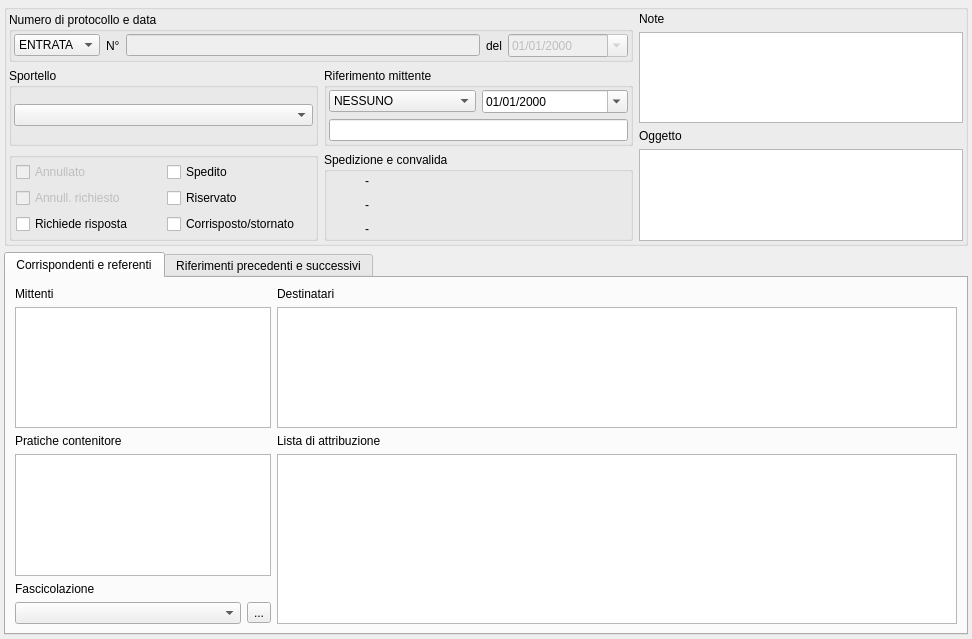
Above: src/com/axiastudio/suite/protocollo/forms/protocollo.ui from tizianolattisi/suitegda before the change. Below: the same form after it.
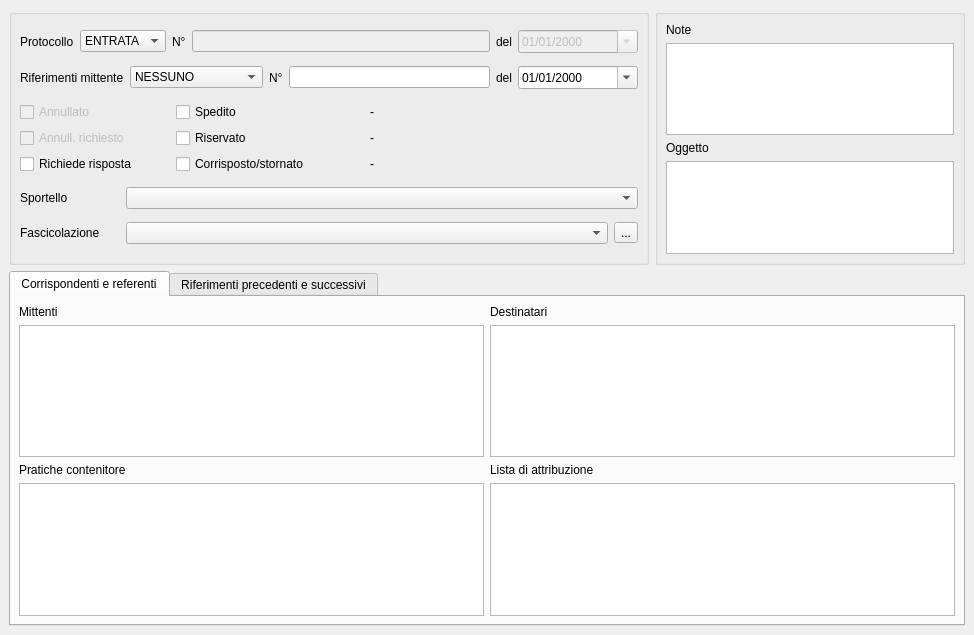
That is the form after the change. Custom widgets are drawn as their Qt base class.

Commit message: Restyling maschera protocollo.

The edit to the form file:
```diff
--- a/src/com/axiastudio/suite/protocollo/forms/protocollo.ui
+++ b/src/com/axiastudio/suite/protocollo/forms/protocollo.ui
@@ -6,8 +6,8 @@
    <rect>
     <x>0</x>
     <y>0</y>
-    <width>972</width>
-    <height>639</height>
+    <width>974</width>
+    <height>635</height>
    </rect>
   </property>
   <property name="windowTitle">
@@ -17,42 +17,37 @@
    <string>&gt;iddocumento&lt;,&gt;tipo&lt;,&gt;dataprotocollo&lt;,&lt;oggetto&gt;</string>
   </property>
   <widget class="QWidget" name="centralwidget">
-   <layout class="QVBoxLayout" name="verticalLayout_2">
-    <property name="margin">
-     <number>4</number>
-    </property>
-    <item>
+   <layout class="QGridLayout" name="gridLayout_5">
+    <item row="0" column="0">
      <widget class="QGroupBox" name="groupBox">
       <property name="minimumSize">
        <size>
-        <width>0</width>
-        <height>242</height>
+        <width>640</width>
+        <height>256</height>
        </size>
       </property>
       <property name="maximumSize">
        <size>
-        <width>16777215</width>
-        <height>242</height>
+        <width>640</width>
+        <height>256</height>
        </size>
       </property>
       <property name="title">
        <string/>
       </property>
-      <layout class="QHBoxLayout" name="horizontalLayout_2">
-       <property name="margin">
-        <number>2</number>
-       </property>
-       <item>
         <layout class="QGridLayout" name="gridLayout_3">
-         <item row="0" column="0" colspan="2">
-          <widget class="QGroupBox" name="groupBox_2">
-           <property name="title">
-            <string>Numero di protocollo e data</string>
-           </property>
+       <property name="margin">
+        <number>8</number>
+       </property>
+       <item row="0" column="0" colspan="2">
            <layout class="QHBoxLayout" name="horizontalLayout">
-            <property name="margin">
-             <number>2</number>
-            </property>
+         <item>
+          <widget class="QLabel" name="label_10">
+           <property name="text">
+            <string>Protocollo</string>
+           </property>
+          </widget>
+         </item>
             <item>
              <widget class="QComboBox" name="comboBox">
               <property name="column" stdset="0">
@@ -146,43 +141,17 @@
              </widget>
             </item>
            </layout>
-          </widget>
-         </item>
-         <item row="1" column="0">
-          <widget class="QGroupBox" name="groupBox_3">
-           <property name="title">
-            <string>Sportello</string>
-           </property>
-           <layout class="QVBoxLayout" name="verticalLayout_3">
-            <property name="margin">
-             <number>2</number>
-            </property>
+       </item>
+       <item row="1" column="0" colspan="2">
+        <layout class="QHBoxLayout" name="horizontalLayout_2">
             <item>
-             <widget class="com.axiastudio.pypapi.ui.widgets.PyPaPiComboBox" name="comboBox_3">
-              <property name="column" stdset="0">
-               <string>Sportello</string>
-              </property>
-              <property name="search" stdset="0">
-               <bool>true</bool>
-              </property>
-              <property name="export" stdset="0">
-               <bool>true</bool>
-              </property>
-             </widget>
-            </item>
-           </layout>
-          </widget>
-         </item>
-         <item row="1" column="1">
-          <widget class="QGroupBox" name="groupBox_4">
-           <property name="title">
-            <string>Riferimento mittente</string>
-           </property>
-           <layout class="QGridLayout" name="gridLayout">
-            <property name="margin">
-             <number>2</number>
-            </property>
-            <item row="0" column="0">
+          <widget class="QLabel" name="label_12">
+           <property name="text">
+            <string>Riferimenti mittente</string>
+           </property>
+          </widget>
+         </item>
+         <item>
              <widget class="QComboBox" name="comboBox_2">
               <property name="column" stdset="0">
                <string>Tiporiferimentomittente</string>
@@ -214,56 +183,62 @@
               </item>
              </widget>
             </item>
-            <item row="0" column="1">
-             <widget class="com.axiastudio.pypapi.ui.widgets.PyPaPiDateEdit" name="dateEdit_2">
-              <property name="displayFormat">
-               <string>dd/MM/yyyy</string>
-              </property>
-              <property name="calendarPopup">
-               <bool>true</bool>
-              </property>
-              <property name="column" stdset="0">
-               <string>datariferimentomittente</string>
+         <item>
+          <widget class="QLabel" name="label_14">
+           <property name="text">
+            <string>N°</string>
               </property>
              </widget>
             </item>
-            <item row="1" column="0" colspan="2">
+         <item>
              <widget class="QLineEdit" name="lineEdit_3">
               <property name="column" stdset="0">
                <string>riferimentomittente</string>
               </property>
              </widget>
             </item>
-           </layout>
+         <item>
+          <widget class="QLabel" name="label_13">
+           <property name="text">
+            <string>del</string>
+           </property>
           </widget>
          </item>
-         <item row="2" column="0">
-          <widget class="QGroupBox" name="groupBox_5">
+         <item>
+          <widget class="com.axiastudio.pypapi.ui.widgets.PyPaPiDateEdit" name="dateEdit_2">
            <property name="sizePolicy">
-            <sizepolicy hsizetype="Fixed" vsizetype="Preferred">
+            <sizepolicy hsizetype="Minimum" vsizetype="Fixed">
              <horstretch>0</horstretch>
              <verstretch>0</verstretch>
             </sizepolicy>
            </property>
            <property name="minimumSize">
             <size>
-             <width>309</width>
+             <width>120</width>
              <height>0</height>
             </size>
            </property>
            <property name="maximumSize">
             <size>
-             <width>309</width>
+             <width>120</width>
              <height>16777215</height>
             </size>
            </property>
-           <property name="title">
-            <string/>
+           <property name="displayFormat">
+            <string>dd/MM/yyyy</string>
            </property>
-           <layout class="QGridLayout" name="gridLayout_2">
-            <property name="margin">
-             <number>4</number>
-            </property>
+           <property name="calendarPopup">
+            <bool>true</bool>
+           </property>
+           <property name="column" stdset="0">
+            <string>datariferimentomittente</string>
+           </property>
+          </widget>
+         </item>
+        </layout>
+       </item>
+       <item row="2" column="0">
+        <layout class="QGridLayout" name="gridLayout">
             <item row="0" column="0">
              <widget class="QCheckBox" name="annullato">
               <property name="enabled">
@@ -340,29 +315,9 @@
              </widget>
             </item>
            </layout>
-          </widget>
          </item>
          <item row="2" column="1">
-          <widget class="QGroupBox" name="groupBox_10">
-           <property name="minimumSize">
-            <size>
-             <width>309</width>
-             <height>0</height>
-            </size>
-           </property>
-           <property name="maximumSize">
-            <size>
-             <width>309</width>
-             <height>16777215</height>
-            </size>
-           </property>
-           <property name="title">
-            <string>Spedizione e convalida</string>
-           </property>
-           <layout class="QGridLayout" name="gridLayout_4">
-            <property name="margin">
-             <number>0</number>
-            </property>
+        <layout class="QGridLayout" name="gridLayout_2">
             <item row="0" column="0">
              <widget class="QLabel" name="labelSpedito">
               <property name="minimumSize">
@@ -442,12 +397,107 @@
              </widget>
             </item>
            </layout>
+       </item>
+       <item row="3" column="0" colspan="2">
+        <layout class="QHBoxLayout" name="horizontalLayout_3">
+         <item>
+          <widget class="QLabel" name="label_11">
+           <property name="minimumSize">
+            <size>
+             <width>100</width>
+             <height>0</height>
+            </size>
+           </property>
+           <property name="maximumSize">
+            <size>
+             <width>100</width>
+             <height>16777215</height>
+            </size>
+           </property>
+           <property name="text">
+            <string>Sportello</string>
+           </property>
           </widget>
          </item>
+         <item>
+          <widget class="com.axiastudio.pypapi.ui.widgets.PyPaPiComboBox" name="comboBox_3">
+           <property name="column" stdset="0">
+            <string>Sportello</string>
+           </property>
+           <property name="search" stdset="0">
+            <bool>true</bool>
+           </property>
+           <property name="export" stdset="0">
+            <bool>true</bool>
+           </property>
+          </widget>
+         </item>
         </layout>
        </item>
+       <item row="4" column="0" colspan="2">
+        <layout class="QHBoxLayout" name="horizontalLayout_4">
        <item>
-        <layout class="QVBoxLayout" name="verticalLayout_4">
+          <widget class="QLabel" name="label_9">
+           <property name="minimumSize">
+            <size>
+             <width>100</width>
+             <height>0</height>
+            </size>
+           </property>
+           <property name="maximumSize">
+            <size>
+             <width>100</width>
+             <height>16777215</height>
+            </size>
+           </property>
+           <property name="text">
+            <string>Fascicolazione</string>
+           </property>
+          </widget>
+         </item>
+         <item>
+          <widget class="com.axiastudio.pypapi.ui.widgets.PyPaPiComboBox" name="comboBox_4">
+           <property name="column" stdset="0">
+            <string>Fascicolo</string>
+           </property>
+           <property name="search" stdset="0">
+            <bool>true</bool>
+           </property>
+          </widget>
+         </item>
+         <item>
+          <widget class="QToolButton" name="toolButtonTitolario">
+           <property name="text">
+            <string>...</string>
+           </property>
+          </widget>
+         </item>
+        </layout>
+       </item>
+      </layout>
+     </widget>
+    </item>
+    <item row="0" column="1">
+     <widget class="QGroupBox" name="groupBox_2">
+      <property name="minimumSize">
+       <size>
+        <width>0</width>
+        <height>256</height>
+       </size>
+      </property>
+      <property name="maximumSize">
+       <size>
+        <width>16777215</width>
+        <height>259</height>
+       </size>
+      </property>
+      <property name="title">
+       <string/>
+      </property>
+      <layout class="QVBoxLayout" name="verticalLayout">
+       <property name="margin">
+        <number>8</number>
+       </property>
          <item>
           <widget class="QLabel" name="label">
            <property name="text">
@@ -460,6 +510,12 @@
          </item>
          <item>
           <widget class="QTextEdit" name="textEdit">
+         <property name="minimumSize">
+          <size>
+           <width>0</width>
+           <height>0</height>
+          </size>
+         </property>
            <property name="acceptRichText">
             <bool>false</bool>
            </property>
@@ -483,6 +539,12 @@
          </item>
          <item>
           <widget class="QTextEdit" name="textEdit_2">
+         <property name="minimumSize">
+          <size>
+           <width>0</width>
+           <height>0</height>
+          </size>
+         </property>
            <property name="acceptRichText">
             <bool>false</bool>
            </property>
@@ -501,11 +563,9 @@
           </widget>
          </item>
         </layout>
-       </item>
-      </layout>
      </widget>
     </item>
-    <item>
+    <item row="1" column="0" colspan="2">
      <widget class="QTabWidget" name="tabWidget">
       <property name="currentIndex">
        <number>0</number>
@@ -514,22 +574,25 @@
        <attribute name="title">
         <string>Corrispondenti e referenti</string>
        </attribute>
-       <layout class="QGridLayout" name="gridLayout_5">
-        <item row="0" column="0" colspan="2">
+       <layout class="QGridLayout" name="gridLayout_4">
+        <property name="margin">
+         <number>8</number>
+        </property>
+        <item row="0" column="0">
          <widget class="QLabel" name="label_5">
           <property name="text">
            <string>Mittenti</string>
           </property>
          </widget>
         </item>
-        <item row="0" column="2">
+        <item row="0" column="1">
          <widget class="QLabel" name="label_6">
           <property name="text">
            <string>Destinatari</string>
           </property>
          </widget>
         </item>
-        <item row="1" column="0" colspan="2">
+        <item row="1" column="0">
          <widget class="com.axiastudio.pypapi.ui.widgets.PyPaPiTableView" name="tableView_2">
           <property name="minimumSize">
            <size>
@@ -551,7 +614,7 @@
           </property>
          </widget>
         </item>
-        <item row="1" column="2">
+        <item row="1" column="1">
          <widget class="com.axiastudio.pypapi.ui.widgets.PyPaPiTableView" name="tableView_3">
           <property name="entity" stdset="0">
            <string>.ufficioProtocolloCollection</string>
@@ -564,21 +627,21 @@
           </property>
          </widget>
         </item>
-        <item row="2" column="0" colspan="2">
+        <item row="2" column="0">
          <widget class="QLabel" name="label_7">
           <property name="text">
            <string>Pratiche contenitore</string>
           </property>
          </widget>
         </item>
-        <item row="2" column="2">
+        <item row="2" column="1">
          <widget class="QLabel" name="label_8">
           <property name="text">
            <string>Lista di attribuzione</string>
           </property>
          </widget>
         </item>
-        <item row="3" column="0" colspan="2">
+        <item row="3" column="0">
          <widget class="com.axiastudio.pypapi.ui.widgets.PyPaPiTableView" name="tableView_4">
           <property name="columns" stdset="0">
            <string>pratica</string>
@@ -591,7 +654,7 @@
           </property>
          </widget>
         </item>
-        <item row="3" column="2" rowspan="3">
+        <item row="3" column="1">
          <widget class="com.axiastudio.pypapi.ui.widgets.PyPaPiTableView" name="tableViewAttribuzioni">
           <property name="entity" stdset="0">
            <string>.attribuzioneCollection</string>
@@ -604,30 +667,6 @@
           </property>
          </widget>
         </item>
-        <item row="4" column="0" colspan="2">
-         <widget class="QLabel" name="label_9">
-          <property name="text">
-           <string>Fascicolazione</string>
-          </property>
-         </widget>
-        </item>
-        <item row="5" column="0">
-         <widget class="com.axiastudio.pypapi.ui.widgets.PyPaPiComboBox" name="comboBox_4">
-          <property name="column" stdset="0">
-           <string>Fascicolo</string>
-          </property>
-          <property name="search" stdset="0">
-           <bool>true</bool>
-          </property>
-         </widget>
-        </item>
-        <item row="5" column="1">
-         <widget class="QToolButton" name="toolButtonTitolario">
-          <property name="text">
-           <string>...</string>
-          </property>
-         </widget>
-        </item>
        </layout>
       </widget>
       <widget class="QWidget" name="tab_2">
```
Left out of the diff: 26 changed lines with no effect on the pictures. Lines whose indentation alone changed are shown as unchanged.
